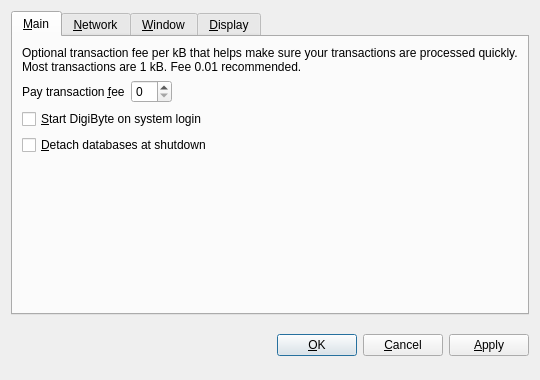
Before: the Qt Designer form src/qt/forms/optionsdialog.ui in bitdollar/Bitdollar, drawn with Qt 5.
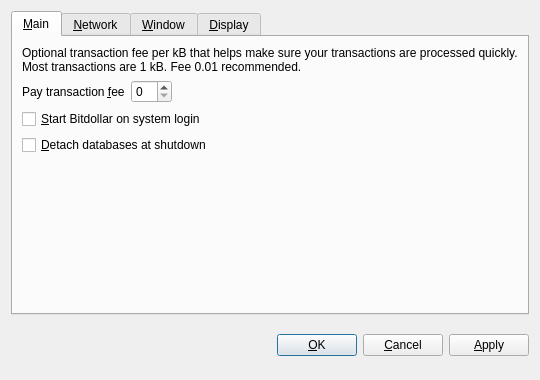
After: the same form once the commit is applied. The open tabs and pages were chosen to show the change. Custom widgets are drawn as their Qt base class.

```diff
--- a/src/qt/forms/optionsdialog.ui
+++ b/src/qt/forms/optionsdialog.ui
@@ -82,7 +82,7 @@
           <string>Automatically start DigiByte after logging in to the system.</string>
          </property>
          <property name="text">
-          <string>&amp;Start DigiByte on system login</string>
+          <string>&amp;Start Bitdollar on system login</string>
          </property>
         </widget>
        </item>
```
Left out of the diff: 10 changed lines with no effect on the pictures.
